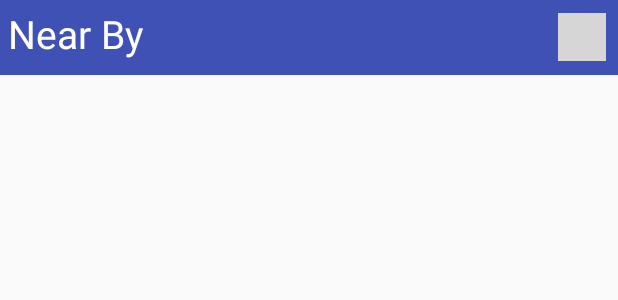
After one commit to hamzatanveer0123/Attire, an Android app: the layout custom_actionbar.xml on its own in the app's theme, with its tools: preview values and no code run, on a phone screen of 412 x 824 dp. The commit adds this screen. Shown: the top 300 px of the screen. Run offline under Robolectric (Android 15) with nearby library versions, the phone set to English and light mode, and no system bars; grey boxes are pictures that could not be loaded.

Commit message:
New updated with new features!

```diff
--- a/app/src/main/AndroidManifest.xml
+++ b/app/src/main/AndroidManifest.xml
@@ -9,6 +9,7 @@
     <!-- also required for scanning on newer versions of Android (>=6.0/M) -->
     <uses-permission android:name="android.permission.ACCESS_COARSE_LOCATION" />
     <uses-permission android:name="android.permission.ACCESS_FINE_LOCATION" />
+    <uses-permission android:name="android.permission.VIBRATE"/>
 
     <!-- indicates that the app is intended for BLE-capable devices only -->
     <uses-feature
@@ -36,6 +37,7 @@
             </intent-filter>
         </activity>
         <activity android:name=".NearBy" />
+        <service android:name=".BLEService" />
     </application>
 
 </manifest>
--- a/app/src/main/java/hci/attired/CustomAdapter.java
+++ b/app/src/main/java/hci/attired/CustomAdapter.java
@@ -37,7 +37,7 @@ class CustomAdapter extends RecyclerView.Adapter<CustomAdapter.ViewHolder>{
     @Override
     public void onBindViewHolder(ViewHolder holder, int index) {
         holder.textview.setText(list.get(index).getDesc());
-        Picasso.with(context).load(list.get(index).getImage()).resize(500, 500).centerCrop().into(holder.imageview);
+        Picasso.with(context).load(list.get(index).getImage()).placeholder(R.drawable.loader).resize(500, 500).centerCrop().into(holder.imageview);
     }
 
     @Override
--- a/app/src/main/res/layout/activity_fullscreen.xml
+++ b/app/src/main/res/layout/activity_fullscreen.xml
@@ -43,6 +43,8 @@
 
     </android.support.v7.widget.CardView>
 
+
+
     <Button
         android:id="@+id/searchBtn"
         android:layout_width="126dp"
--- a/app/src/main/res/layout/activity_near_by.xml
+++ b/app/src/main/res/layout/activity_near_by.xml
@@ -12,12 +12,12 @@
         android:id="@+id/FAB"
         android:layout_width="wrap_content"
         android:layout_height="wrap_content"
-        android:layout_gravity="bottom|right"
+        android:layout_gravity="bottom|right|end"
         android:layout_margin="16dp"
         android:tint="@android:color/white"
         app:fabSize="normal"
         app:layout_anchorGravity="bottom|right|end"
-        app:srcCompat="@android:drawable/ic_input_add" />
+        app:srcCompat="@drawable/ic_tick" />
 
     <android.support.v7.widget.RecyclerView
         android:id="@+id/recyclerView"
--- /dev/null
+++ b/app/src/main/res/layout/custom_actionbar.xml
@@ -0,0 +1,46 @@
+<?xml version="1.0" encoding="utf-8"?>
+<RelativeLayout xmlns:android="http://schemas.android.com/apk/res/android"
+    xmlns:tools="http://schemas.android.com/tools"
+    android:layout_width="match_parent"
+    android:layout_height="50dp"
+    android:background="@color/colorPrimary" >
+
+    <AutoCompleteTextView
+        android:id="@+id/shoppingListNearBy"
+        android:layout_width="match_parent"
+        android:layout_height="wrap_content"
+        android:backgroundTint="@android:color/darker_gray"
+        android:ems="10"
+        android:hint="Add more items ..."
+        android:inputType="textPersonName"
+        android:textColor="@color/black_overlay"
+        android:textColorHint="@android:color/darker_gray"
+        android:textColorLink="@android:color/holo_blue_dark"
+        android:textCursorDrawable="@color/statsbar"
+        android:visibility="invisible"
+        android:layout_alignParentTop="true"
+        android:layout_alignParentStart="true" />
+
+    <ImageButton
+        android:id="@+id/addItems"
+        android:layout_width="32dp"
+        android:layout_height="32dp"
+        android:layout_marginRight="8dp"
+        android:layout_marginBottom="5dp"
+        android:background="@drawable/dropdown"
+        android:layout_centerVertical="true"
+        android:layout_alignParentEnd="true" />
+
+    <TextView
+        android:id="@+id/nearByText"
+        android:layout_width="wrap_content"
+        android:layout_height="wrap_content"
+        android:layout_marginBottom="5dp"
+        android:layout_marginLeft="5dp"
+        android:text="Near By"
+        android:textColor="@android:color/background_light"
+        android:textSize="26dp"
+        android:layout_alignBottom="@+id/shoppingListNearBy"
+        android:layout_alignParentStart="true" />
+
+</RelativeLayout>
```
Also changed, not shown: app/src/main/java/hci/attired/BLEService.java (added, +234 -0 lines), app/src/main/java/hci/attired/NearBy.java (+127 -57 lines), app/src/main/assets/Topshop.xml (renamed from app/src/main/assets/topshop.xml), app/src/main/assets/Zara.xml (renamed from app/src/main/assets/zara.xml), app/src/main/res/drawable/bg.png (deleted). Lines whose indentation alone changed are shown as unchanged.
